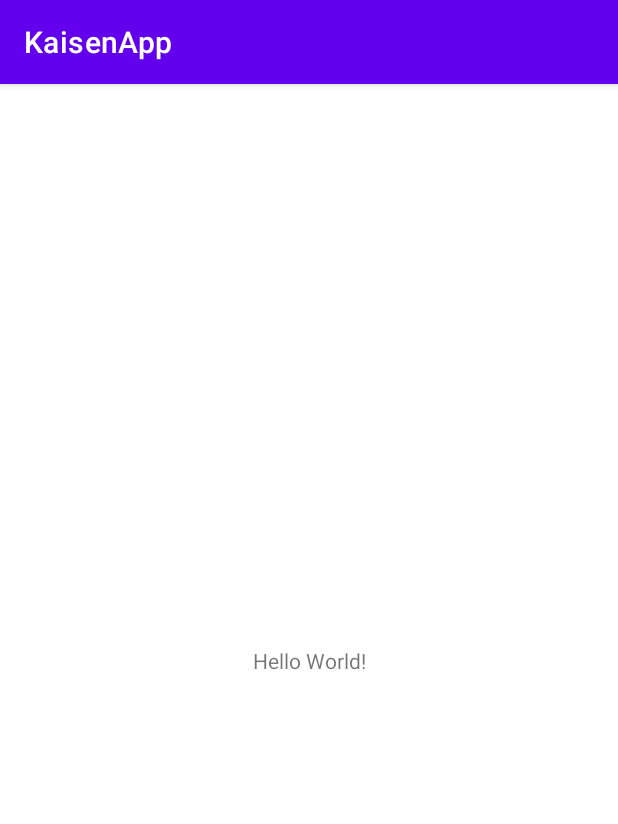
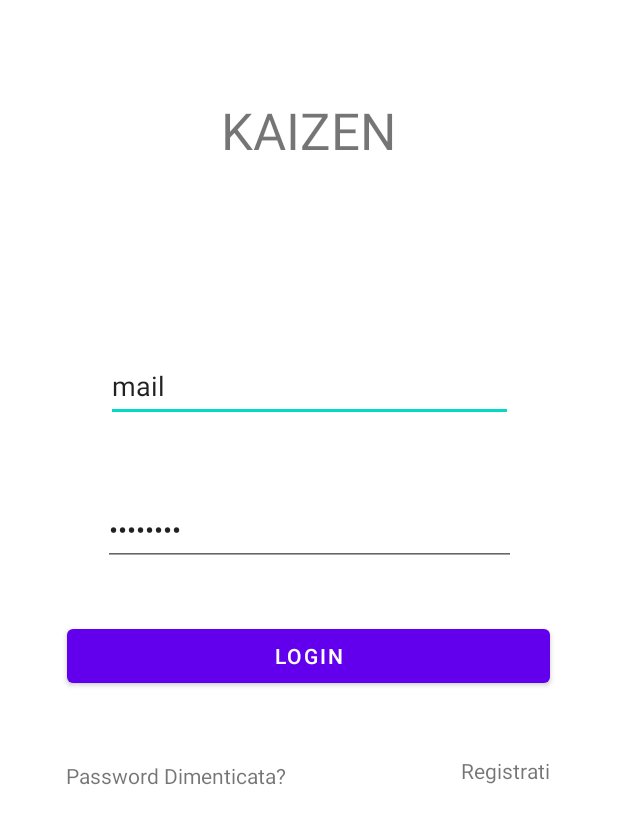
Before and after one commit to alaa482/KaisenApp, an Android app: the screen it shows after launch (MainActivity before the commit, LoginUser after it), on a phone screen of 412 x 824 dp. Shown: the top 824 px of the screen. Run offline under Robolectric (Android 15) with nearby library versions, the phone set to English and light mode, and no system bars.

Commit message:
Creata interfaccia LoginUser e RegistrationUser con relative classi. Rimossa l'actionbar KaisenApp con app aperta. Scritta parte di codice che manda da LoginUser a RegistrationUser tramite il pulsante "Registrati". Collegato Firebase con la mail "progettoKaisenApp@gmail.com" (Non ancora funzionante).

```diff
--- a/app/build.gradle
+++ b/app/build.gradle
@@ -1,5 +1,6 @@
 plugins {
     id 'com.android.application'
+    id 'com.google.gms.google-services'
 }
 
 android {
@@ -32,6 +33,7 @@ dependencies {
     implementation 'androidx.appcompat:appcompat:1.3.1'
     implementation 'com.google.android.material:material:1.4.0'
     implementation 'androidx.constraintlayout:constraintlayout:2.1.1'
+    implementation 'com.google.firebase:firebase-auth:21.0.1'
     testImplementation 'junit:junit:4.+'
     androidTestImplementation 'androidx.test.ext:junit:1.1.3'
     androidTestImplementation 'androidx.test.espresso:espresso-core:3.4.0'
--- /dev/null
+++ b/app/src/main/java/it/unimib/kaisenapp/LoginUser.java
@@ -0,0 +1,34 @@
+package it.unimib.kaisenapp;
+
+import androidx.appcompat.app.AppCompatActivity;
+
+import android.content.Intent;
+import android.os.Bundle;
+import android.view.View;
+import android.widget.TextView;
+
+public class LoginUser extends AppCompatActivity implements View.OnClickListener{
+
+    private TextView register;
+
+    @Override
+    protected void onCreate(Bundle savedInstanceState) {
+        super.onCreate(savedInstanceState);
+        setContentView(R.layout.activity_login_user);
+
+        register = (TextView) findViewById(R.id.textViewLoginRegistrati);
+        register.setOnClickListener(this);
+
+
+
+    }
+
+    @Override
+    public void onClick(View v) {
+        switch (v.getId()) {
+            case R.id.textViewLoginRegistrati:
+                startActivity(new Intent(this, RegisterUser.class));
+                break;
+        }
+    }
+}
--- a/app/src/main/java/it/unimib/kaisenapp/MainActivity.java
+++ b/app/src/main/java/it/unimib/kaisenapp/MainActivity.java
@@ -1,6 +1,7 @@
 package it.unimib.kaisenapp;
 
 import androidx.appcompat.app.AppCompatActivity;
+import androidx.appcompat.app.AppCompatDelegate;
 
 import android.os.Bundle;
 
@@ -8,6 +9,7 @@ public class MainActivity extends AppCompatActivity {
 
     @Override
     protected void onCreate(Bundle savedInstanceState) {
+        AppCompatDelegate.setDefaultNightMode(AppCompatDelegate.MODE_NIGHT_YES);
         super.onCreate(savedInstanceState);
         setContentView(R.layout.activity_main);
 
--- /dev/null
+++ b/app/src/main/res/layout/activity_login_user.xml
@@ -0,0 +1,81 @@
+<?xml version="1.0" encoding="utf-8"?>
+<androidx.constraintlayout.widget.ConstraintLayout xmlns:android="http://schemas.android.com/apk/res/android"
+    xmlns:app="http://schemas.android.com/apk/res-auto"
+    xmlns:tools="http://schemas.android.com/tools"
+    android:layout_width="match_parent"
+    android:layout_height="match_parent"
+    tools:context=".LoginUser">
+
+    <TextView
+        android:id="@+id/textView"
+        android:layout_width="wrap_content"
+        android:layout_height="wrap_content"
+        android:layout_marginTop="64dp"
+        android:text="KAIZEN"
+        android:textSize="34sp"
+        app:layout_constraintEnd_toEndOf="parent"
+        app:layout_constraintHorizontal_bias="0.498"
+        app:layout_constraintStart_toStartOf="parent"
+        app:layout_constraintTop_toTopOf="parent" />
+
+    <Button
+        android:id="@+id/btnLogin"
+        android:layout_width="322dp"
+        android:layout_height="48dp"
+        android:layout_marginTop="36dp"
+        android:text="Login"
+        app:layout_constraintEnd_toEndOf="parent"
+        app:layout_constraintHorizontal_bias="0.494"
+        app:layout_constraintStart_toStartOf="parent"
+        app:layout_constraintTop_toBottomOf="@+id/editTextLoginPassword" />
+
+    <EditText
+        android:id="@+id/editTextLoginMail"
+        android:layout_width="271dp"
+        android:layout_height="48dp"
+        android:layout_marginTop="124dp"
+        android:ems="10"
+        android:inputType="textEmailAddress"
+        android:text="mail"
+        app:layout_constraintEnd_toEndOf="parent"
+        app:layout_constraintStart_toStartOf="parent"
+        app:layout_constraintTop_toBottomOf="@+id/textView" />
+
+    <EditText
+        android:id="@+id/editTextLoginPassword"
+        android:layout_width="275dp"
+        android:layout_height="48dp"
+        android:layout_marginTop="48dp"
+        android:ems="10"
+        android:inputType="textPassword"
+        android:text="password"
+        app:layout_constraintEnd_toEndOf="parent"
+        app:layout_constraintStart_toStartOf="parent"
+        app:layout_constraintTop_toBottomOf="@+id/editTextLoginMail" />
+
+    <TextView
+        android:id="@+id/textViewLoginRegistrati"
+        android:layout_width="wrap_content"
+        android:layout_height="wrap_content"
+        android:layout_marginTop="40dp"
+        android:text="Registrati"
+        app:layout_constraintBottom_toBottomOf="parent"
+        app:layout_constraintEnd_toEndOf="parent"
+        app:layout_constraintHorizontal_bias="0.871"
+        app:layout_constraintStart_toStartOf="parent"
+        app:layout_constraintTop_toBottomOf="@+id/btnLogin"
+        app:layout_constraintVertical_bias="0.009" />
+
+    <TextView
+        android:id="@+id/textViewLoginPassDimenticata"
+        android:layout_width="wrap_content"
+        android:layout_height="wrap_content"
+        android:layout_marginTop="32dp"
+        android:text="Password Dimenticata?"
+        app:layout_constraintBottom_toBottomOf="parent"
+        app:layout_constraintEnd_toEndOf="parent"
+        app:layout_constraintHorizontal_bias="0.166"
+        app:layout_constraintStart_toStartOf="parent"
+        app:layout_constraintTop_toBottomOf="@+id/btnLogin"
+        app:layout_constraintVertical_bias="0.045" />
+</androidx.constraintlayout.widget.ConstraintLayout>
--- a/app/src/main/res/values-night/themes.xml
+++ b/app/src/main/res/values-night/themes.xml
@@ -1,6 +1,6 @@
 <resources xmlns:tools="http://schemas.android.com/tools">
     <!-- Base application theme. -->
-    <style name="Theme.KaisenApp" parent="Theme.MaterialComponents.DayNight.DarkActionBar">
+    <style name="Theme.KaisenApp" parent="Theme.MaterialComponents.DayNight.NoActionBar">
         <!-- Primary brand color. -->
         <item name="colorPrimary">@color/purple_200</item>
         <item name="colorPrimaryVariant">@color/purple_700</item>
--- a/app/src/main/res/values/themes.xml
+++ b/app/src/main/res/values/themes.xml
@@ -1,6 +1,6 @@
 <resources xmlns:tools="http://schemas.android.com/tools">
     <!-- Base application theme. -->
-    <style name="Theme.KaisenApp" parent="Theme.MaterialComponents.DayNight.DarkActionBar">
+    <style name="Theme.KaisenApp" parent="Theme.MaterialComponents.DayNight.NoActionBar">
         <!-- Primary brand color. -->
         <item name="colorPrimary">@color/purple_500</item>
         <item name="colorPrimaryVariant">@color/purple_700</item>
--- a/build.gradle
+++ b/build.gradle
@@ -5,7 +5,8 @@ buildscript {
         mavenCentral()
     }
     dependencies {
-        classpath "com.android.tools.build:gradle:7.0.2"
+        classpath 'com.android.tools.build:gradle:7.0.3'
+        classpath 'com.google.gms:google-services:4.3.10'
 
         // NOTE: Do not place your application dependencies here; they belong
         // in the individual module build.gradle files
```
Also changed, not shown: app/src/main/AndroidManifest.xml (+31 -0 lines), app/src/main/java/it/unimib/kaisenapp/RegisterUser.java (added, +14 -0 lines), app/src/main/res/layout/activity_register_user.xml (added, +101 -0 lines), 1 other file.
